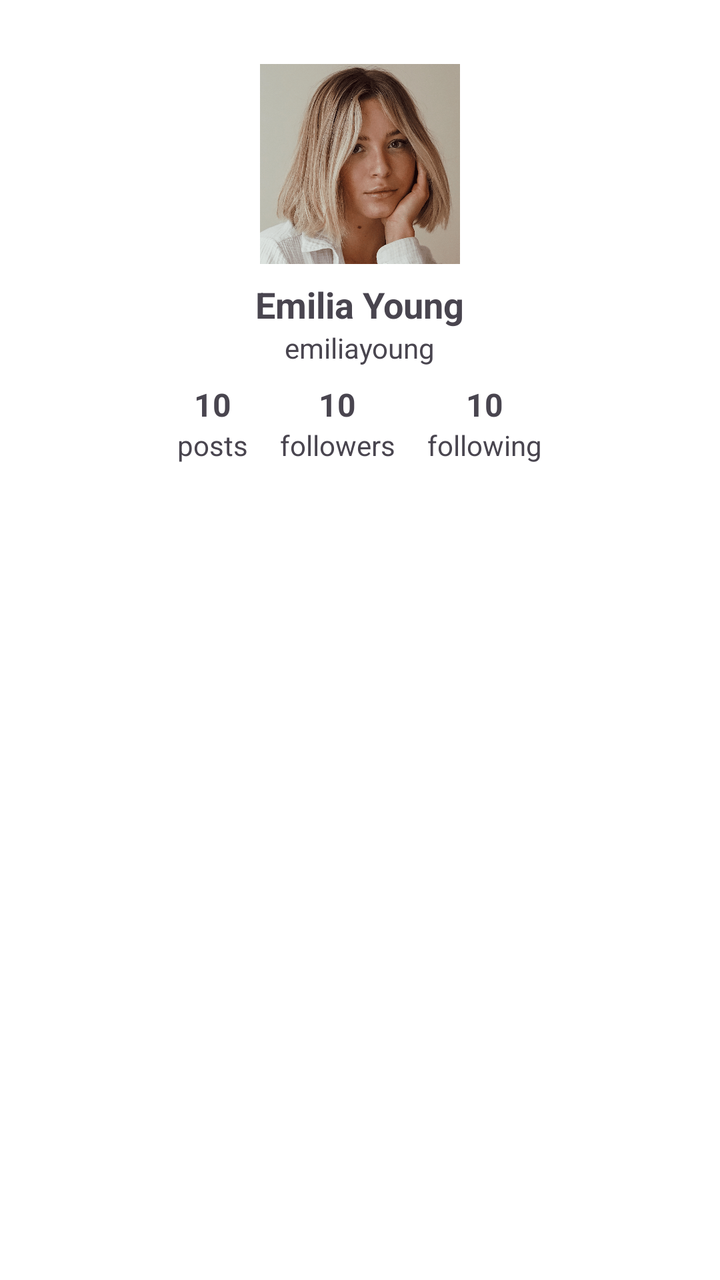
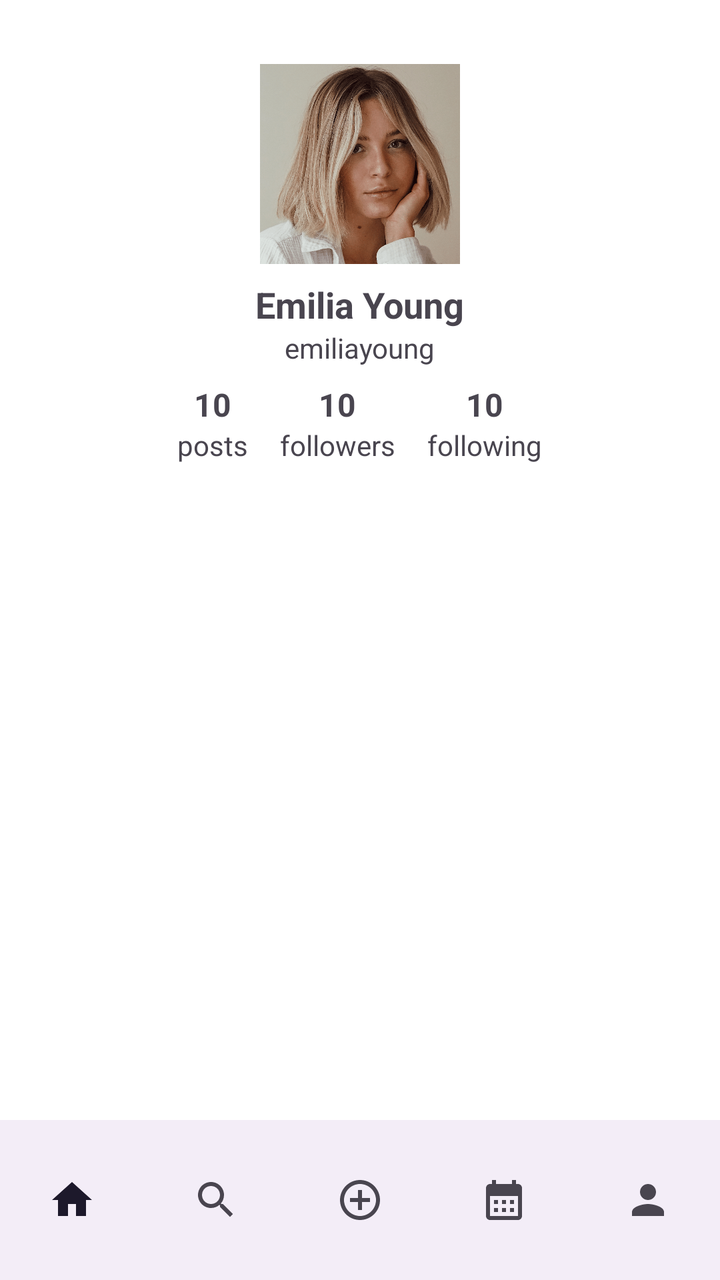

The first picture is an Android layout as it rendered before a commit; the second is the same layout after the commit. The layout source and the unified diff follow.
<!-- AndroidManifest.xml: application theme Theme.Aplicacion -->
<!-- res/layout/activity_profile.xml -->
<?xml version="1.0" encoding="utf-8"?>
<androidx.constraintlayout.widget.ConstraintLayout xmlns:android="http://schemas.android.com/apk/res/android"
    xmlns:app="http://schemas.android.com/apk/res-auto"
    xmlns:tools="http://schemas.android.com/tools"
    android:layout_width="match_parent"
    android:layout_height="match_parent"
    android:id="@+id/main"
    tools:context=".ProfileActivity">


    <ImageView
        android:id="@+id/ivProfileImage"
        android:layout_width="100dp"
        android:layout_height="100dp"
        android:layout_marginTop="32dp"
        android:layout_marginStart="16dp"
        android:layout_marginEnd="16dp"
        android:src="@drawable/perfil"
        app:layout_constraintTop_toTopOf="parent"
        app:layout_constraintStart_toStartOf="parent"
        app:layout_constraintEnd_toEndOf="parent"
        app:layout_constraintBottom_toTopOf="@id/tvUsername"/>


    <TextView
        android:id="@+id/tvUsername"
        android:layout_width="wrap_content"
        android:layout_height="wrap_content"
        android:text="Emilia Young"
        android:textStyle="bold"
        android:textSize="18sp"
        android:layout_marginTop="8dp"
        app:layout_constraintTop_toBottomOf="@id/ivProfileImage"
        app:layout_constraintStart_toStartOf="parent"
        app:layout_constraintEnd_toEndOf="parent"/>


    <TextView
        android:id="@+id/tvUserHandle"
        android:layout_width="wrap_content"
        android:layout_height="wrap_content"
        android:text="emiliayoung"
        android:textSize="14sp"
        app:layout_constraintTop_toBottomOf="@id/tvUsername"
        app:layout_constraintStart_toStartOf="parent"
        app:layout_constraintEnd_toEndOf="parent"
        android:layout_marginBottom="16dp"/>


    <LinearLayout
        android:layout_width="0dp"
        android:layout_height="wrap_content"
        android:orientation="horizontal"
        app:layout_constraintTop_toBottomOf="@id/tvUserHandle"
        app:layout_constraintStart_toStartOf="parent"
        app:layout_constraintEnd_toEndOf="parent"
        android:gravity="center">


        <LinearLayout
            android:layout_width="wrap_content"
            android:layout_height="wrap_content"
            android:orientation="vertical"
            android:gravity="center"
            android:padding="8dp">
            <TextView
                android:id="@+id/tvPostCount"
                android:layout_width="wrap_content"
                android:layout_height="wrap_content"
                android:text="10"
                android:textSize="16sp"
                android:textStyle="bold"/>
            <TextView
                android:layout_width="wrap_content"
                android:layout_height="wrap_content"
                android:text="posts"/>
        </LinearLayout>


        <LinearLayout
            android:layout_width="wrap_content"
            android:layout_height="wrap_content"
            android:orientation="vertical"
            android:gravity="center"
            android:padding="8dp">
            <TextView
                android:id="@+id/tvFollowersCount"
                android:layout_width="wrap_content"
                android:layout_height="wrap_content"
                android:text="10"
                android:textSize="16sp"
                android:textStyle="bold"/>
            <TextView
                android:layout_width="wrap_content"
                android:layout_height="wrap_content"
                android:text="followers"/>
        </LinearLayout>


        <LinearLayout
            android:layout_width="wrap_content"
            android:layout_height="wrap_content"
            android:orientation="vertical"
            android:gravity="center"
            android:padding="8dp">
            <TextView
                android:id="@+id/tvFollowingCount"
                android:layout_width="wrap_content"
                android:layout_height="wrap_content"
                android:text="10"
                android:textSize="16sp"
                android:textStyle="bold"/>
            <TextView
                android:layout_width="wrap_content"
                android:layout_height="wrap_content"
                android:text="following"/>
        </LinearLayout>
    </LinearLayout>


    <androidx.recyclerview.widget.RecyclerView
        android:id="@+id/rvPostGrid"
        android:layout_width="0dp"
        android:layout_height="0dp"
        app:layout_constraintStart_toStartOf="parent"
        app:layout_constraintEnd_toEndOf="parent"
        app:layout_constraintBottom_toBottomOf="parent"/>

</androidx.constraintlayout.widget.ConstraintLayout>
<!-- resources referenced by this layout -->
<resources>
  <!-- drawable perfil: png bitmap (drawable, 398423 bytes) -->
  <style name="Theme.Aplicacion" parent="Base.Theme.Aplicacion" />
  <style name="Base.Theme.Aplicacion" parent="Theme.Material3.DayNight.NoActionBar">
  
          <item name="colorPrimary">@color/blue</item>
          <item name="colorPrimaryVariant">@color/blue</item>
          <item name="colorOnPrimary">@android:color/white</item>
          <item name="android:navigationBarColor">#5B5959</item>
          <item name="android:windowBackground">@android:color/white</item>
  
          <item name="android:buttonStyle">@style/MyButtonStyle</item>
  
  
          <item name="shapeAppearanceSmallComponent">@style/ShapeAppearance.Material3.SmallComponent</item>
          <item name="shapeAppearanceMediumComponent">@style/ShapeAppearance.Material3.MediumComponent</item>
          <item name="shapeAppearanceLargeComponent">@style/ShapeAppearance.Material3.LargeComponent</item>
      </style>
  <color name="blue">#7AA1EE</color>
  <style name="MyButtonStyle" parent="Widget.MaterialComponents.Button">
          <item name="cornerRadius">16dp</item>
          <item name="android:backgroundTint">@color/blue</item>
          <item name="android:textColor">@android:color/white</item>
          <item name="android:textAllCaps">false</item>
      </style>
</resources>

<!-- the commit's change to res/layout/activity_profile.xml (unified diff, before → after) -->
@@ -126,4 +126,15 @@
         app:layout_constraintEnd_toEndOf="parent"
         app:layout_constraintBottom_toBottomOf="parent"/>
 
+    <com.google.android.material.bottomnavigation.BottomNavigationView
+        android:id="@+id/bottom_navigation"
+        android:layout_width="match_parent"
+        android:layout_height="wrap_content"
+        android:layout_gravity="bottom"
+        app:layout_constraintBottom_toBottomOf="parent"
+        app:layout_constraintStart_toStartOf="parent"
+        app:layout_constraintEnd_toEndOf="parent"
+        app:menu="@menu/bottom_nav_menu"
+        app:labelVisibilityMode="unlabeled" />
+
 </androidx.constraintlayout.widget.ConstraintLayout>
